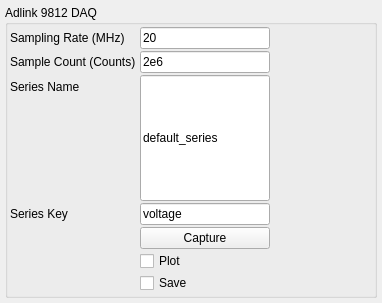
Qt form nplab/instrument/electronics/adlink9812.ui (nanophotonics/nplab) before a commit.
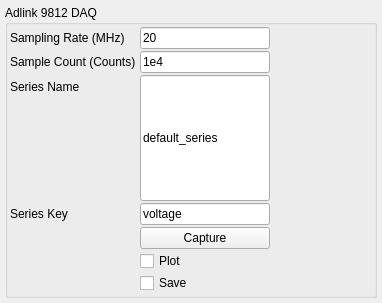
The same form after that commit.

What changed in the file:
```diff
--- a/nplab/instrument/electronics/adlink9812.ui
+++ b/nplab/instrument/electronics/adlink9812.ui
@@ -148,7 +148,7 @@
            </size>
           </property>
           <property name="text">
-           <string>2e6</string>
+           <string>1e4</string>
           </property>
          </widget>
         </item>
```
